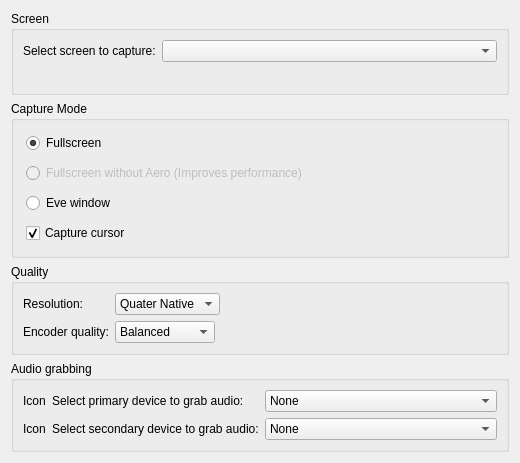
networkoptix/nx_open, file src/recordingsettings.ui: the form before one commit.
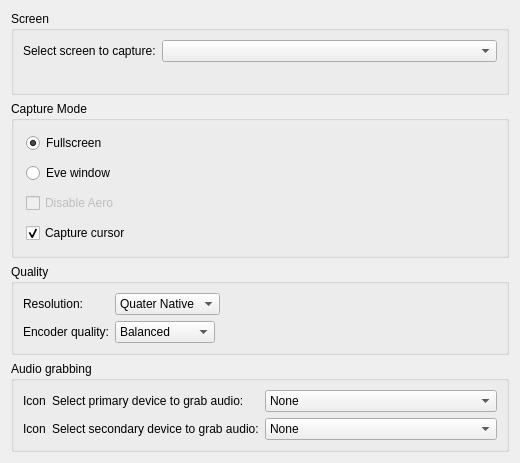
The form after the commit.

Diff of the .ui file:
```diff
--- a/src/recordingsettings.ui
+++ b/src/recordingsettings.ui
@@ -71,19 +71,6 @@
         </property>
        </widget>
       </item>
-      <item>
-       <widget class="QRadioButton" name="fullscreenNoAeroButton">
-        <property name="enabled">
-         <bool>false</bool>
-        </property>
-        <property name="text">
-         <string>Fullscreen without Aero (Improves performance)</string>
-        </property>
-        <property name="checked">
-         <bool>false</bool>
-        </property>
-       </widget>
-      </item>
       <item>
        <widget class="QRadioButton" name="windowButton">
         <property name="toolTip">
@@ -94,6 +81,16 @@
         </property>
        </widget>
       </item>
+      <item>
+       <widget class="QCheckBox" name="disableAeroCheckBox">
+        <property name="enabled">
+         <bool>false</bool>
+        </property>
+        <property name="text">
+         <string>Disable Aero</string>
+        </property>
+       </widget>
+      </item>
       <item>
        <widget class="QCheckBox" name="captureCursorCheckBox">
         <property name="text">
```
